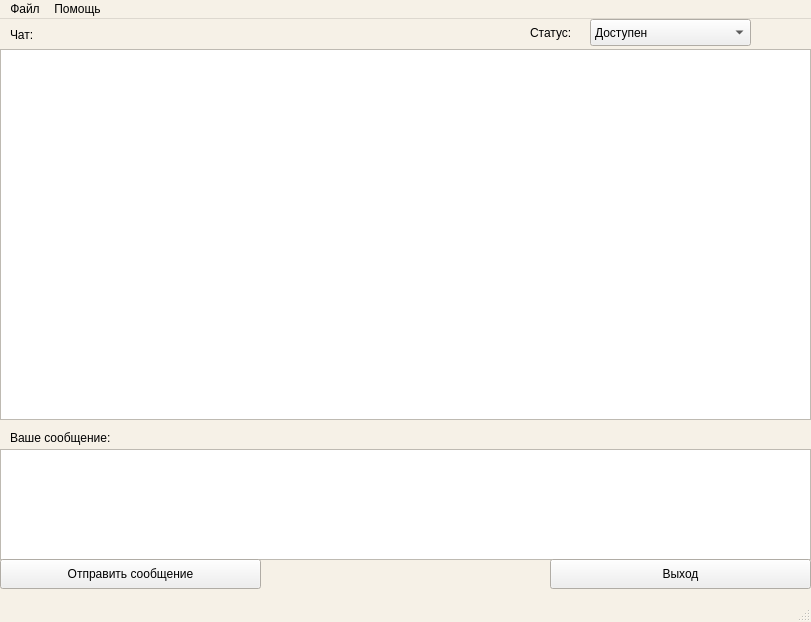
Qt form gui.ui (forward32/simple-smart-chat) before a commit.
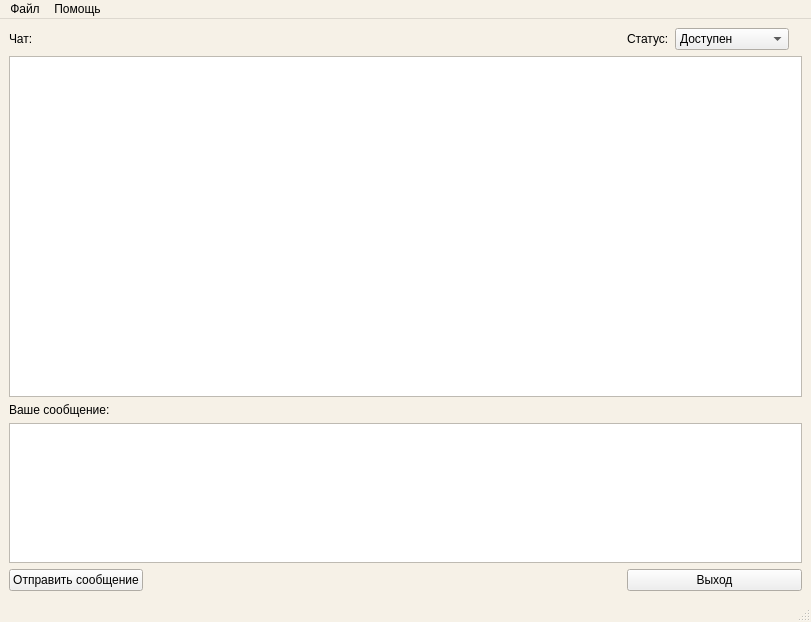
The same form after that commit.

```diff
--- a/gui.ui
+++ b/gui.ui
@@ -78,100 +78,57 @@
    <string>Клиент обмена сообщениями</string>
   </property>
   <widget class="QWidget" name="centralwidget">
-   <widget class="QTextEdit" name="edt_chat">
-    <property name="geometry">
-     <rect>
-      <x>0</x>
-      <y>30</y>
-      <width>811</width>
-      <height>371</height>
-     </rect>
-    </property>
-   </widget>
+   <layout class="QGridLayout" name="gridLayout">
+    <item row="1" column="0" colspan="5">
+     <widget class="QTextEdit" name="edt_chat"/>
+    </item>
+    <item row="0" column="4">
+     <widget class="QLabel" name="lbl_color">
+      <property name="text">
+       <string/>
+      </property>
+     </widget>
+    </item>
+    <item row="0" column="2">
+     <widget class="QLabel" name="lbl_status">
+      <property name="text">
+       <string>Статус:</string>
+      </property>
+     </widget>
+    </item>
+    <item row="3" column="0" colspan="5">
    <widget class="QTextEdit" name="edt_msg">
-    <property name="geometry">
-     <rect>
-      <x>0</x>
-      <y>430</y>
-      <width>811</width>
-      <height>111</height>
-     </rect>
-    </property>
-   </widget>
+      <property name="maximumSize">
+       <size>
+        <width>16777215</width>
+        <height>140</height>
+       </size>
+      </property>
+     </widget>
+    </item>
+    <item row="2" column="0">
    <widget class="QLabel" name="lbl_your_msg">
-    <property name="geometry">
-     <rect>
-      <x>10</x>
-      <y>410</y>
-      <width>131</width>
-      <height>17</height>
-     </rect>
-    </property>
     <property name="text">
      <string>Ваше сообщение:</string>
     </property>
    </widget>
-   <widget class="QPushButton" name="btn_send">
-    <property name="geometry">
-     <rect>
-      <x>0</x>
-      <y>540</y>
-      <width>261</width>
-      <height>30</height>
-     </rect>
-    </property>
-    <property name="text">
-     <string>Отправить сообщение</string>
-    </property>
-   </widget>
-   <widget class="QPushButton" name="btn_exit">
-    <property name="geometry">
-     <rect>
-      <x>550</x>
-      <y>540</y>
-      <width>261</width>
-      <height>30</height>
-     </rect>
-    </property>
-    <property name="text">
-     <string>Выход</string>
-    </property>
-   </widget>
+    </item>
+    <item row="0" column="0">
    <widget class="QLabel" name="lbl_chat">
-    <property name="geometry">
-     <rect>
-      <x>10</x>
-      <y>0</y>
-      <width>131</width>
-      <height>31</height>
-     </rect>
-    </property>
     <property name="text">
      <string>Чат:</string>
     </property>
    </widget>
-   <widget class="QLabel" name="lbl_status">
-    <property name="geometry">
-     <rect>
-      <x>530</x>
-      <y>0</y>
-      <width>55</width>
-      <height>27</height>
-     </rect>
-    </property>
+    </item>
+    <item row="4" column="0">
+     <widget class="QPushButton" name="btn_send">
     <property name="text">
-     <string>Статус:</string>
-    </property>
-   </widget>
+       <string>Отправить сообщение</string>
+      </property>
+     </widget>
+    </item>
+    <item row="0" column="3">
    <widget class="QComboBox" name="cmb_status">
-    <property name="geometry">
-     <rect>
-      <x>590</x>
-      <y>0</y>
-      <width>161</width>
-      <height>27</height>
-     </rect>
-    </property>
     <property name="editable">
      <bool>false</bool>
     </property>
@@ -195,19 +152,28 @@
      </property>
     </item>
    </widget>
-   <widget class="QLabel" name="lbl_color">
-    <property name="geometry">
-     <rect>
-      <x>760</x>
-      <y>0</y>
-      <width>55</width>
-      <height>27</height>
-     </rect>
-    </property>
+    </item>
+    <item row="4" column="2" colspan="3">
+     <widget class="QPushButton" name="btn_exit">
     <property name="text">
-     <string/>
-    </property>
-   </widget>
+       <string>Выход</string>
+      </property>
+     </widget>
+    </item>
+    <item row="4" column="1">
+     <spacer name="horizontalSpacer">
+      <property name="orientation">
+       <enum>Qt::Horizontal</enum>
+      </property>
+      <property name="sizeHint" stdset="0">
+       <size>
+        <width>40</width>
+        <height>20</height>
+       </size>
+      </property>
+     </spacer>
+    </item>
+   </layout>
   </widget>
   <widget class="QMenuBar" name="menubar">
    <property name="geometry">
```
Lines whose indentation alone changed are shown as unchanged.
